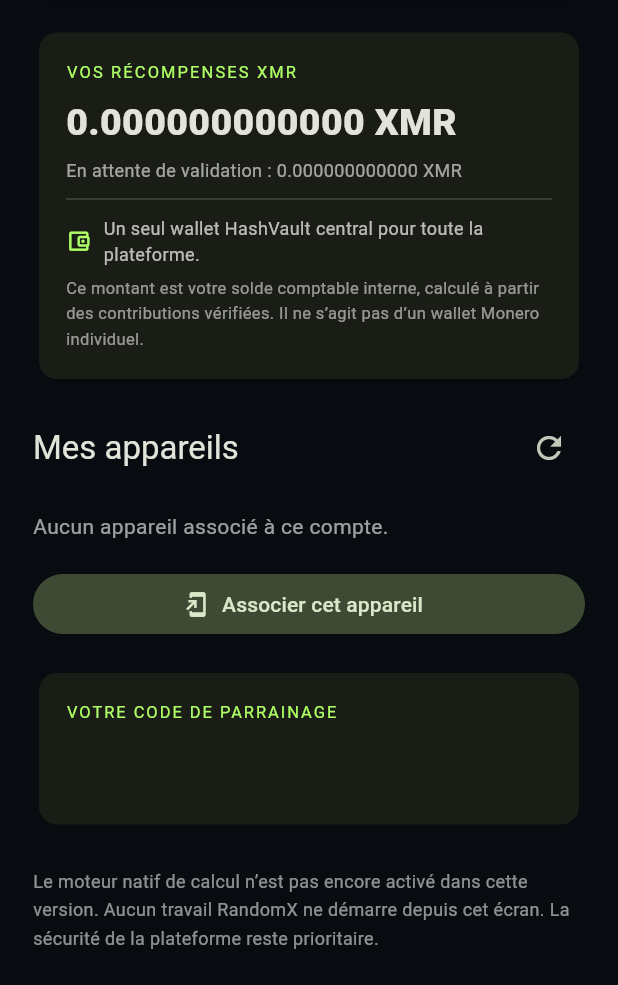
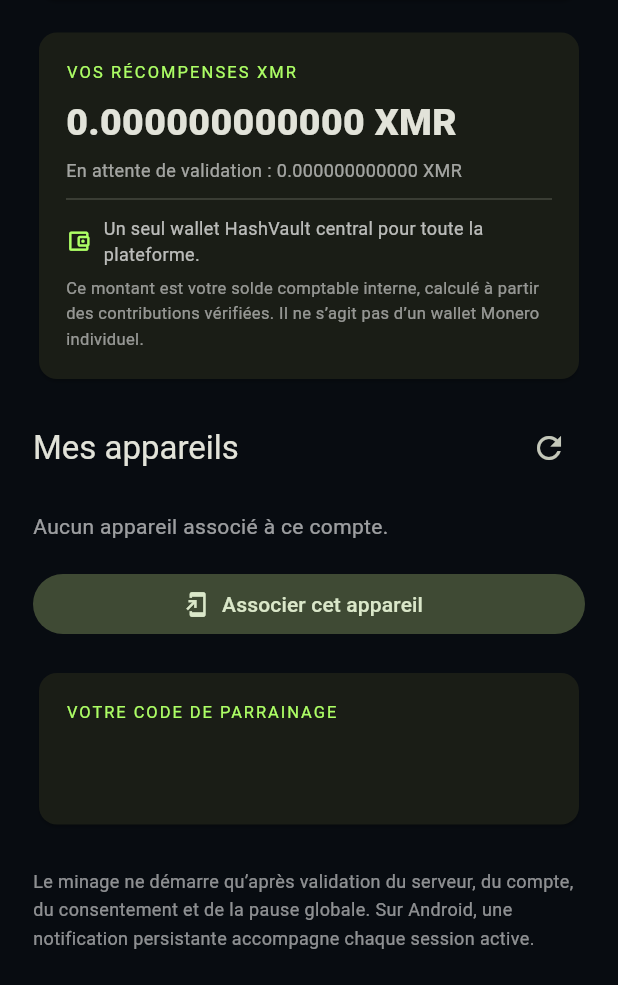
Before and after one commit to media09/Mine-Me, a Flutter app: the screen it shows once a user with an empty profile is signed in, scrolled down 166 dp, on a phone screen of 412 x 824 dp, the part 251-1236 px from its top. Run offline on Flutter 3.47's test engine with Material 3 defaults, Android fonts, the phone set to English and light mode, and no system bars; our stand-ins replace device_info_plus, flutter_secure_storage, supabase_flutter; missing offline and left inert: dart:ffi, flutter_foreground_task; accounts and stored records are empty.

Commit message:
docs(native): update mining availability and Android session notice

```diff
--- a/apps/native/lib/src/screens/home_screen.dart
+++ b/apps/native/lib/src/screens/home_screen.dart
@@ -133,7 +133,7 @@ class _HomeScreenState extends State<HomeScreen> {
             if (_error != null) Text(_error!, style: const TextStyle(color: Color(0xFFFF8A80))),
             _referralCard(),
             const SizedBox(height: 24),
-            const Text('Le moteur natif de calcul n’est pas encore activé dans cette version. Aucun travail RandomX ne démarre depuis cet écran. La sécurité de la plateforme reste prioritaire.',
+            const Text('Le minage ne démarre qu’après validation du serveur, du compte, du consentement et de la pause globale. Sur Android, une notification persistante accompagne chaque session active.',
               style: TextStyle(color: Colors.white54, fontSize: 12, height: 1.6)),
           ],
         ),
```
